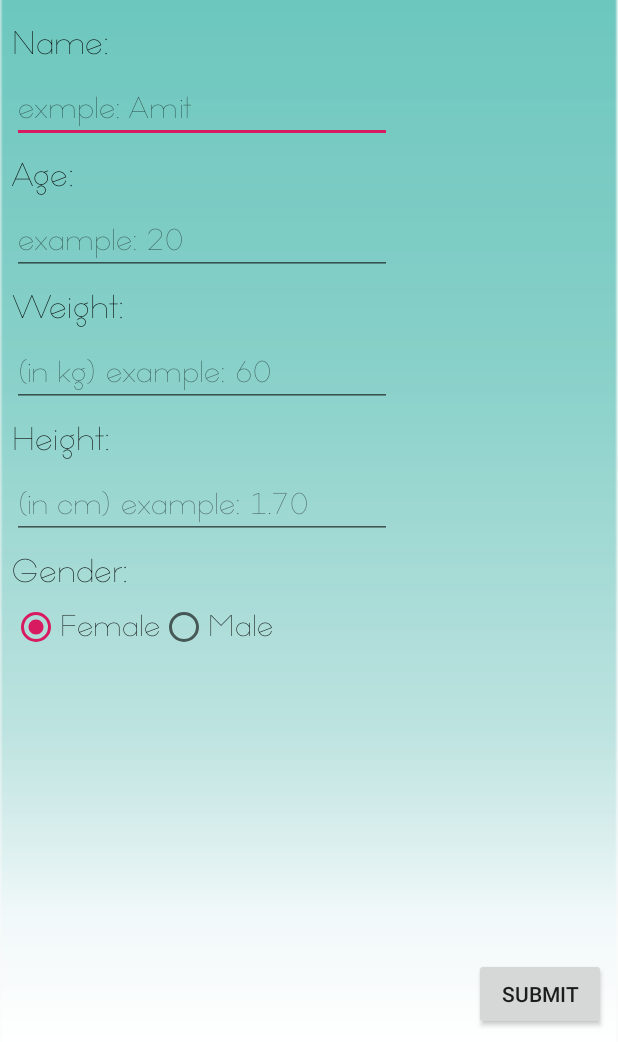
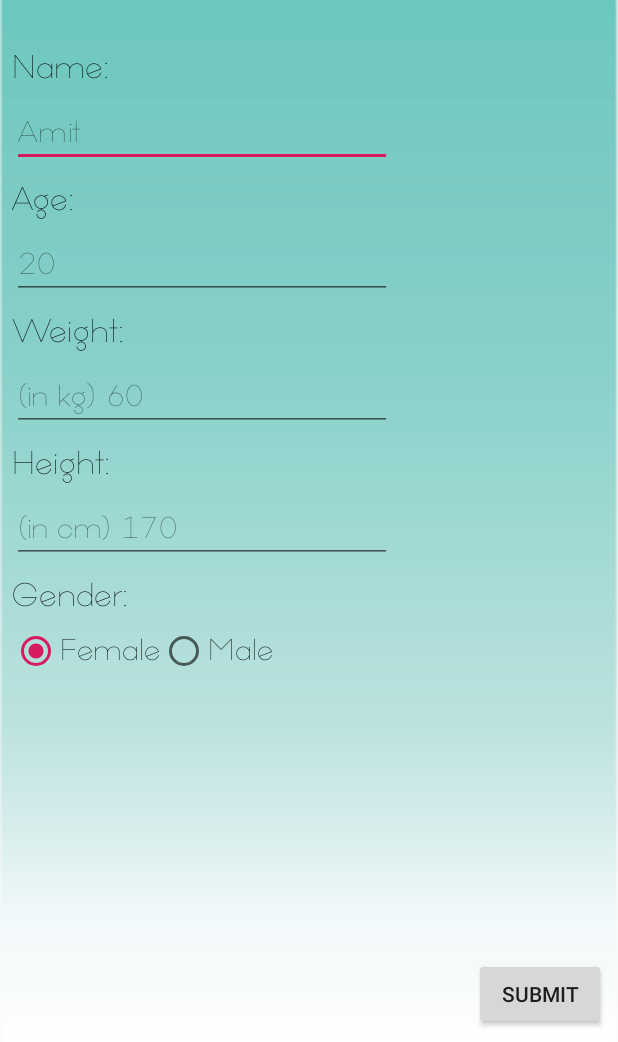
Before and after one commit to amit-schwartz-u/UX-Water-App-Project, an Android app: the screen it shows after launch (LoginActivity), on a phone screen of 412 x 824 dp, the part 194-1236 px from its top. Run offline under Robolectric (Android 15) with nearby library versions, the light colour scheme and no system bars.

Commit message:
monday 2.12 - initial

```diff
--- a/app/src/main/res/layout/activity_login.xml
+++ b/app/src/main/res/layout/activity_login.xml
@@ -14,7 +14,7 @@
         android:layout_height="wrap_content"
         android:layout_marginStart="8dp"
         android:layout_marginLeft="8dp"
-        android:layout_marginTop="16dp"
+        android:layout_marginTop="32dp"
         android:fontFamily="@font/offerings"
         android:text="@string/name"
         android:textColor="#000000"
--- a/app/src/main/res/values/strings.xml
+++ b/app/src/main/res/values/strings.xml
@@ -1,17 +1,17 @@
 <resources>
     <string name="app_name">WaterYourself</string>
     <string name="next">next</string>
-    <string name="enter_name_hint">exmple: Amit</string>
+    <string name="enter_name_hint">Amit</string>
     <string name="name">Name:</string>
     <string name="tv_age_label">Age:</string>
-    <string name="et_enter_age">example: 20</string>
+    <string name="et_enter_age">20</string>
     <string name="weight">Weight:</string>
-    <string name="enter_your_weight">(in kg) example: 60</string>
+    <string name="enter_your_weight">(in kg) 60</string>
     <string name="gender_label">Gender:</string>
     <string name="female_radio">Female</string>
     <string name="male_radio">Male</string>
     <string name="welcome_login">Welcome to WaterYourself! \nOur app needs to know a few details about you, in order to provide the best fit</string>
-    <string name="enter_your_height">(in cm) example: 1.70</string>
+    <string name="enter_your_height">(in cm) 170</string>
     <string name="height_label">Height:</string>
     <string name="submit_button">Submit</string>
     <string name="back_to_my_plant">back to my plant</string>
```
